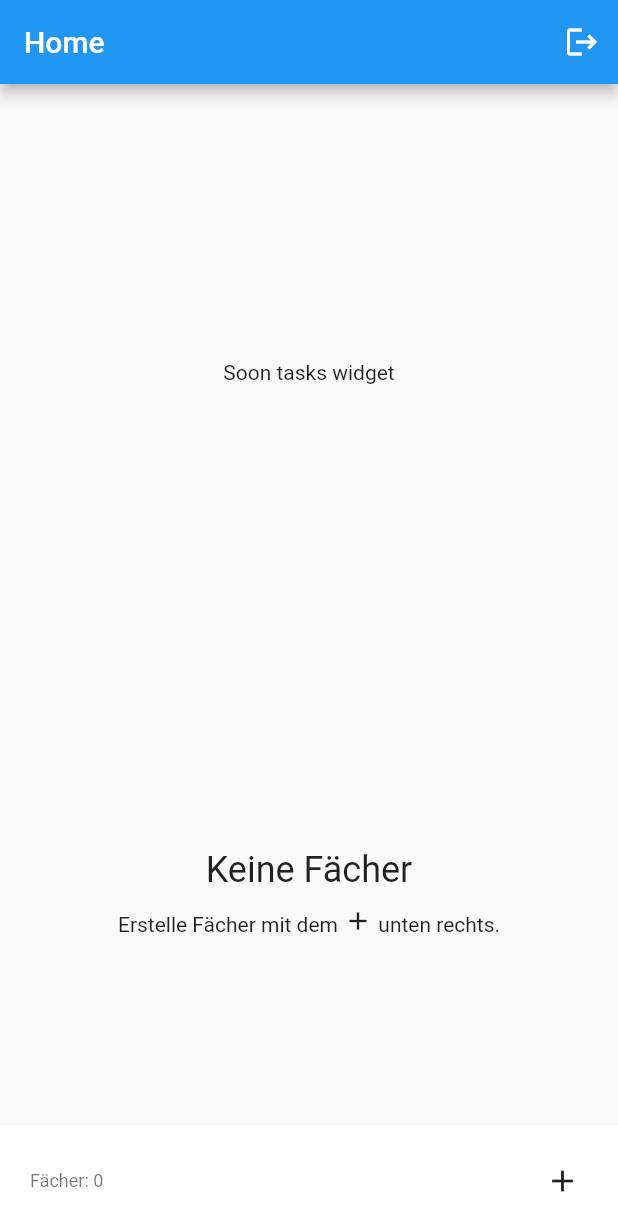
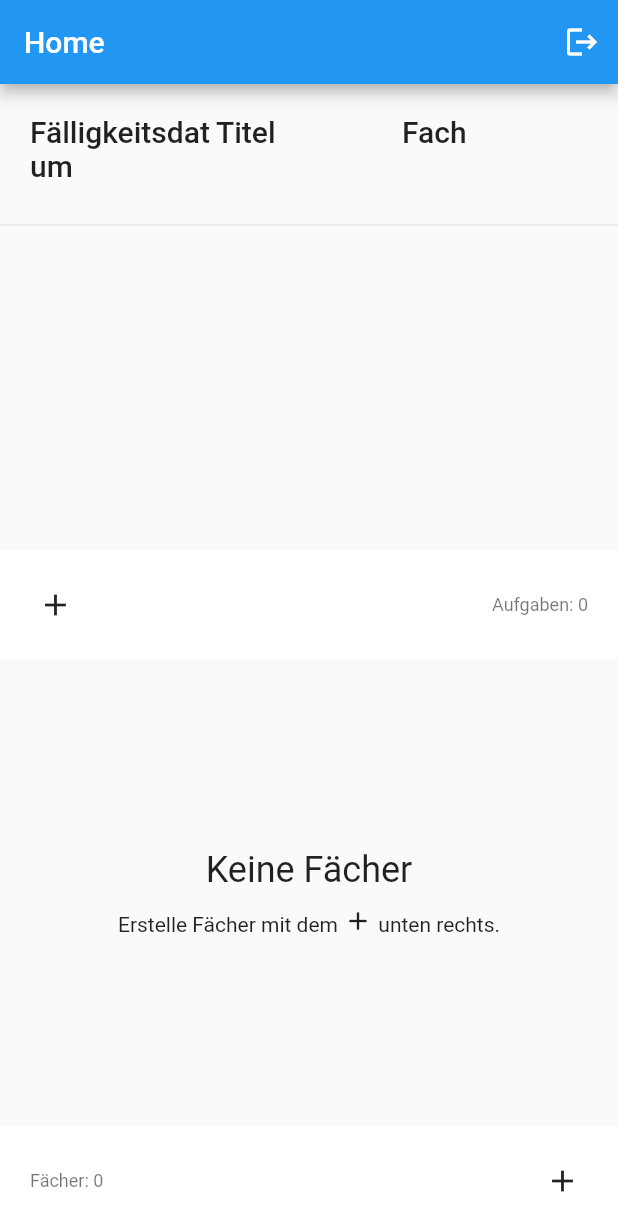
Before and after one commit to david072/school_app, a Flutter app: the HomePage screen opened directly, on a phone screen of 412 x 824 dp. Shown: the top 1231 px of the screen. Run offline on Flutter 3.47's test engine with Material 2 defaults, Android fonts, the phone set to English and light mode, and no system bars; our stand-ins replace cloud_firestore, email_validator, firebase_auth, firebase_core, flutter_colorpicker, get; missing offline and left inert: lit_relative_date_time, perfect_freehand; accounts and stored records are empty.

Commit message:
feat: Show tasks on left / top side of home screen
On the left (in landscape mode) or at the top (in portrait mode) you
will now see all of your tasks in a table view. The table has columns
for the due date, the title and the subject of the task.

```diff
--- a/lib/data/database.dart
+++ b/lib/data/database.dart
@@ -2,16 +2,17 @@ import 'dart:ui';
 
 import 'package:cloud_firestore/cloud_firestore.dart';
 import 'package:firebase_auth/firebase_auth.dart';
+import 'package:school_app/data/tasks/task.dart';
 
 import './subjects/subject.dart';
 
 class Database {
   static const _subjectsCollection = 'subjects';
+  static const _tasksCollection = 'tasks';
 
   static Stream<List<Subject>> querySubjects() async* {
     // TODO: Query / store task count
-    var subjects = FirebaseFirestore.instance
-        .collection(_subjectsCollection)
+    var subjects = _collection(_subjectsCollection)
         .where('user_id', isEqualTo: _requireUser().uid)
         .snapshots();
 
@@ -20,9 +21,14 @@ class Database {
     }
   }
 
+  static Future<Subject> querySubject(String id) async {
+    var doc = await _collection(_subjectsCollection).doc(id).get();
+    return Subject.fromDocument(doc);
+  }
+
   static Future<void> createSubject(
       String name, String abbreviation, Color color) async {
-    await FirebaseFirestore.instance.collection(_subjectsCollection).add({
+    await _collection(_subjectsCollection).add({
       'name': name,
       'abbreviation': abbreviation,
       'color': color.value,
@@ -30,10 +36,9 @@ class Database {
     });
   }
 
-  static Future<void> editSubject(
-      String id, String name, String abbreviation, Color color) async {
-    var doc =
-        FirebaseFirestore.instance.collection(_subjectsCollection).doc(id);
+  static Future<void> editSubject(String id, String name, String abbreviation,
+      Color color) async {
+    var doc = _collection(_subjectsCollection).doc(id);
     await doc.update({
       'name': name,
       'abbreviation': abbreviation,
@@ -42,9 +47,53 @@ class Database {
     });
   }
 
-  static Future<void> deleteSubject(String id) async {
-    var doc =
-        FirebaseFirestore.instance.collection(_subjectsCollection).doc(id);
+  static Future<void> deleteSubject(String id) async =>
+      await _delete(_subjectsCollection, id);
+
+  static Stream<List<Task>> queryTasks() async* {
+    var tasks = _collection(_tasksCollection)
+        .where('user_id', isEqualTo: _requireUser().uid)
+        .snapshots();
+
+    await for (final docs in tasks) {
+      yield await Future.wait(docs.docs.map((doc) => Task.fromDocument(doc)));
+    }
+  }
+
+  static Future<void> createTask(String title, String description,
+      DateTime dueDate, DateTime reminder, String subjectId) async {
+    await _collection(_tasksCollection).add({
+      'title': title,
+      'description': description,
+      'dueDate': dueDate.millisecondsSinceEpoch,
+      'reminder': reminder.millisecondsSinceEpoch,
+      'subject_id': subjectId,
+      'user_id': _requireUser().uid,
+    });
+  }
+
+  static Future<void> editTask(String id, String title, String description,
+      DateTime dueDate, DateTime reminder, String subjectId) async {
+    var doc = _collection(_tasksCollection).doc(id);
+    await doc.update({
+      'title': title,
+      'description': description,
+      'dueDate': dueDate.millisecondsSinceEpoch,
+      'reminder': reminder.millisecondsSinceEpoch,
+      'subject_id': subjectId,
+      'user_id': _requireUser().uid,
+    });
+  }
+
+  static Future<void> deleteTask(String id) async =>
+      await _delete(_tasksCollection, id);
+
+  static CollectionReference<Map<String, dynamic>> _collection(
+      String collection) =>
+      FirebaseFirestore.instance.collection(collection);
+
+  static Future<void> _delete(String collection, String id) async {
+    var doc = _collection(collection).doc(id);
     await doc.delete();
   }
 
--- a/lib/data/subjects/subject.dart
+++ b/lib/data/subjects/subject.dart
@@ -10,8 +10,8 @@ class Subject {
 
   const Subject(this.id, this.name, this.abbreviation, this.color);
 
-  static Subject fromDocument(QueryDocumentSnapshot<Map> doc) {
-    var data = doc.data();
+  static Subject fromDocument(DocumentSnapshot<Map> doc) {
+    var data = doc.data()!;
     return Subject(
       doc.id,
       data['name'],
--- /dev/null
+++ b/lib/data/tasks/task.dart
@@ -0,0 +1,42 @@
+import 'dart:ui';
+
+import 'package:cloud_firestore/cloud_firestore.dart';
+import 'package:lit_relative_date_time/controller/relative_date_format.dart';
+import 'package:lit_relative_date_time/model/relative_date_time.dart';
+import 'package:school_app/data/database.dart';
+import 'package:school_app/data/subjects/subject.dart';
+
+class Task {
+  final String id;
+  final String title;
+  final String description;
+  final DateTime dueDate;
+  final DateTime reminder;
+  final Subject subject;
+
+  const Task(
+    this.id,
+    this.title,
+    this.description,
+    this.dueDate,
+    this.reminder,
+    this.subject,
+  );
+
+  static Future<Task> fromDocument(QueryDocumentSnapshot<Map> doc) async {
+    var data = doc.data();
+    return Task(
+      doc.id,
+      data['title'],
+      data['description'],
+      DateTime.fromMillisecondsSinceEpoch(data['due_date']),
+      DateTime.fromMillisecondsSinceEpoch(data['reminder']),
+      await Database.querySubject(data['subject_id']),
+    );
+  }
+
+  String formatDueDate() {
+    var rdt = RelativeDateTime(dateTime: dueDate, other: DateTime.now());
+    return const RelativeDateFormat(Locale('de')).format(rdt);
+  }
+}
--- a/lib/home/home_page.dart
+++ b/lib/home/home_page.dart
@@ -21,6 +21,7 @@ class _HomePageState extends State<HomePage> {
 
     List<Widget> children = const [
       SoonTasksWidget(),
+      VerticalDivider(width: 0),
       SubjectsWidget(),
     ];
 
--- a/lib/home/soon_tasks_widget.dart
+++ b/lib/home/soon_tasks_widget.dart
@@ -1,16 +1,122 @@
+import 'dart:async';
+
 import 'package:flutter/material.dart';
+import 'package:school_app/data/database.dart';
 
-class SoonTasksWidget extends StatelessWidget {
+import '../data/tasks/task.dart';
+import 'footer.dart';
+
+class SoonTasksWidget extends StatefulWidget {
   const SoonTasksWidget({
     Key? key,
   }) : super(key: key);
 
   @override
+  State<SoonTasksWidget> createState() => _SoonTasksWidgetState();
+}
+
+class _SoonTasksWidgetState extends State<SoonTasksWidget> {
+  List<Task> tasks = [];
+  late StreamSubscription subscription;
+
+  @override
+  void initState() {
+    super.initState();
+    subscription =
+        Database.queryTasks().listen((data) => setState(() => tasks = data));
+  }
+
+  @override
+  void dispose() {
+    subscription.cancel();
+    super.dispose();
+  }
+
+  @override
   Widget build(BuildContext context) {
-    return const Expanded(
-      child: Center(
-        child: Text('Soon tasks widget'),
+    List<TableRow> tableRows = [];
+    for (int i = 0; i < tasks.length; i++) {
+      tableRows.add(_taskRow(context, tasks[i]));
+      if (i != tasks.length - 1) tableRows.add(_spacer());
+    }
+
+    return Expanded(
+      child: Column(
+        children: [
+          Padding(
+            padding: const EdgeInsets.all(20),
+            child: Table(
+              children: [
+                TableRow(
+                  children: [
+                    Text('Fälligkeitsdatum',
+                        style: Theme.of(context).textTheme.headline6),
+                    Text('Titel', style: Theme.of(context).textTheme.headline6),
+                    Text('Fach', style: Theme.of(context).textTheme.headline6),
+                  ],
+                ),
+              ],
+            ),
+          ),
+          const Divider(),
+          Expanded(
+            child: Padding(
+              padding: const EdgeInsets.all(20),
+              child: SingleChildScrollView(
+                child: Table(
+                  children: tableRows,
+                ),
+              ),
+            ),
+          ),
+          Footer(
+            reverse: true,
+            displayName: 'Aufgaben',
+            count: tasks.length,
+            onAdd: () => print("onAdd"),
+          ),
+        ],
       ),
     );
   }
 }
+
+TableRow _taskRow(BuildContext context, Task task) {
+  return TableRow(
+    children: [
+      Text(task.formatDueDate(), style: Theme.of(context).textTheme.bodyLarge),
+      Text(task.title, style: Theme.of(context).textTheme.bodyLarge),
+      Align(
+        alignment: Alignment.centerLeft,
+        child: RichText(
+          text: TextSpan(
+            children: [
+              WidgetSpan(
+                alignment: PlaceholderAlignment.middle,
+                child: Icon(Icons.book_outlined, color: task.subject.color),
+              ),
+              const WidgetSpan(child: SizedBox(width: 10)),
+              TextSpan(
+                text: task.subject.name,
+                style: Theme.of(context).textTheme.bodyMedium?.copyWith(
+                      color: task.subject.color,
+                    ),
+              ),
+            ],
+          ),
+        ),
+      ),
+    ],
+  );
+}
+
+TableRow _spacer() {
+  const double height = 20;
+  return const TableRow(
+    children: [
+      SizedBox(height: height),
+      SizedBox(height: height),
+      SizedBox(height: height),
+    ],
+  );
+}
--- a/pubspec.yaml
+++ b/pubspec.yaml
@@ -23,6 +23,7 @@ dependencies:
   # Util
   email_validator: ^2.0.1
   flutter_colorpicker: ^1.0.3
+  lit_relative_date_time: ^1.2.0
 
 dev_dependencies:
   flutter_test:
```
Also changed, not shown: pubspec.lock.
